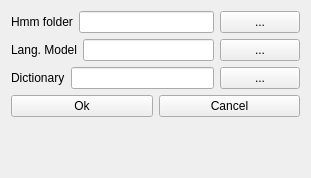
Before: the Qt Designer form SpeechMe/ui/config.ui in emiguelt/SpeechMe, drawn with Qt 5.
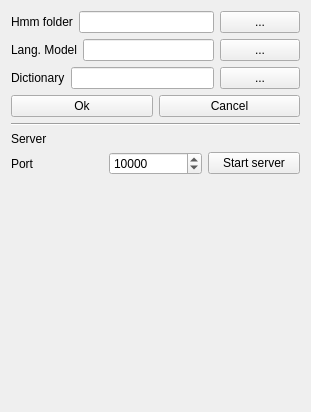
After: the same form once the commit is applied.

Commit message: running sr, primera parte de server

What changed in the file:
```diff
--- a/SpeechMe/ui/config.ui
+++ b/SpeechMe/ui/config.ui
@@ -7,7 +7,7 @@
     <x>0</x>
     <y>0</y>
     <width>311</width>
-    <height>178</height>
+    <height>412</height>
    </rect>
   </property>
   <property name="windowTitle">
@@ -95,6 +95,51 @@
      </item>
     </layout>
    </item>
+   <item>
+    <widget class="Line" name="line">
+     <property name="orientation">
+      <enum>Qt::Horizontal</enum>
+     </property>
+    </widget>
+   </item>
+   <item>
+    <widget class="QLabel" name="label_5">
+     <property name="text">
+      <string>Server</string>
+     </property>
+    </widget>
+   </item>
+   <item>
+    <layout class="QHBoxLayout" name="horizontalLayout_5">
+     <item>
+      <widget class="QLabel" name="label_4">
+       <property name="text">
+        <string>Port</string>
+       </property>
+      </widget>
+     </item>
+     <item>
+      <widget class="QSpinBox" name="portSphinBox">
+       <property name="minimum">
+        <number>1025</number>
+       </property>
+       <property name="maximum">
+        <number>64000</number>
+       </property>
+       <property name="value">
+        <number>10000</number>
+       </property>
+      </widget>
+     </item>
+     <item>
+      <widget class="QPushButton" name="serverButton">
+       <property name="text">
+        <string>Start server</string>
+       </property>
+      </widget>
+     </item>
+    </layout>
+   </item>
    <item>
     <spacer name="verticalSpacer">
      <property name="orientation">
```
The commit also changes 18 other files.
